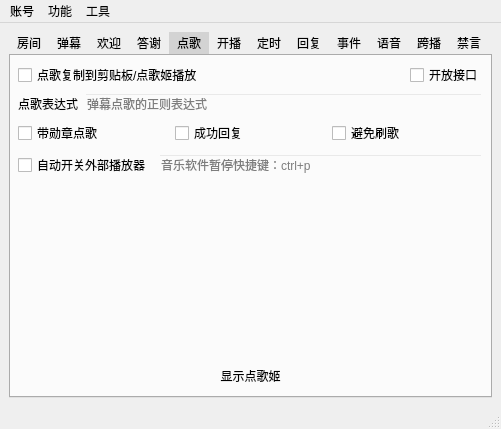
Qt form mainwindow.ui (iwxyi/Bilibili-MagicalDanmaku) before a commit.
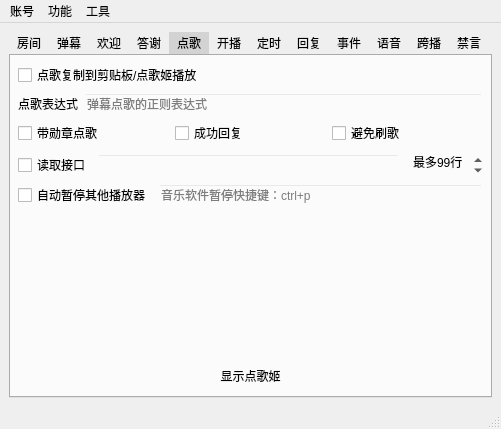
The same form after that commit. Icons and pictures are not drawn. Custom widgets are drawn as their Qt base class.

Diff of the .ui file:
```diff
--- a/mainwindow.ui
+++ b/mainwindow.ui
@@ -981,31 +981,14 @@
        </attribute>
        <layout class="QVBoxLayout" name="verticalLayout_9">
         <item>
-         <layout class="QHBoxLayout" name="horizontalLayout_45" stretch="1,0">
-          <property name="topMargin">
-           <number>0</number>
+         <widget class="QCheckBox" name="DiangeAutoCopyCheck">
+          <property name="toolTip">
+           <string>&lt;html&gt;&lt;head/&gt;&lt;body&gt;&lt;p&gt;点歌格式：点歌 歌名&lt;/p&gt;&lt;p&gt;如果已开启点歌姬，则自动点歌并播放&lt;/p&gt;&lt;p&gt;否则自动复制歌名到剪贴板&lt;/p&gt;&lt;/body&gt;&lt;/html&gt;</string>
           </property>
-          <item>
-           <widget class="QCheckBox" name="DiangeAutoCopyCheck">
-            <property name="toolTip">
-             <string>&lt;html&gt;&lt;head/&gt;&lt;body&gt;&lt;p&gt;点歌格式：点歌 歌名&lt;/p&gt;&lt;p&gt;如果已开启点歌姬，则自动点歌并播放&lt;/p&gt;&lt;p&gt;否则自动复制歌名到剪贴板&lt;/p&gt;&lt;/body&gt;&lt;/html&gt;</string>
-            </property>
-            <property name="text">
-             <string>点歌复制到剪贴板/点歌姬播放</string>
-            </property>
-           </widget>
-          </item>
-          <item>
-           <widget class="QCheckBox" name="orderSongsToFileCheck">
-            <property name="toolTip">
-             <string>&lt;html&gt;&lt;head/&gt;&lt;body&gt;&lt;p&gt;保存实时点歌列表至文件，供外界读取&lt;/p&gt;&lt;p&gt;路径：安装目录/www/music/songs.txt&lt;/p&gt;&lt;p&gt;OBS/直播姬可选择“文本—从文件读取”将列表显示在直播界面&lt;/p&gt;&lt;p&gt;&lt;br/&gt;&lt;/p&gt;&lt;/body&gt;&lt;/html&gt;</string>
-            </property>
-            <property name="text">
-             <string>开放接口</string>
-            </property>
-           </widget>
-          </item>
-         </layout>
+          <property name="text">
+           <string>点歌复制到剪贴板/点歌姬播放</string>
+          </property>
+         </widget>
         </item>
         <item>
          <layout class="QHBoxLayout" name="horizontalLayout_34">
@@ -1080,6 +1063,73 @@
           </item>
          </layout>
         </item>
+        <item>
+         <layout class="QHBoxLayout" name="horizontalLayout_45" stretch="0,0,0">
+          <property name="topMargin">
+           <number>0</number>
+          </property>
+          <item>
+           <widget class="QCheckBox" name="orderSongsToFileCheck">
+            <property name="toolTip">
+             <string>&lt;html&gt;&lt;head/&gt;&lt;body&gt;&lt;p&gt;保存实时点歌列表至文件，供外界读取&lt;/p&gt;&lt;p&gt;路径：安装目录/www/music/songs.txt&lt;/p&gt;&lt;p&gt;OBS/直播姬可选择“文本—从文件读取”将列表显示在直播界面&lt;/p&gt;&lt;p&gt;&lt;br/&gt;&lt;/p&gt;&lt;/body&gt;&lt;/html&gt;</string>
+            </property>
+            <property name="text">
+             <string>读取接口</string>
+            </property>
+           </widget>
+          </item>
+          <item>
+           <widget class="QLineEdit" name="orderSongsToFileFormatEdit">
+            <property name="toolTip">
+             <string>&lt;html&gt;&lt;head/&gt;&lt;body&gt;&lt;p&gt;支持变量：&lt;/p&gt;&lt;p&gt;{序号}、{歌名}、{歌手}、{用户}、{时长}、{专辑}&lt;/p&gt;&lt;/body&gt;&lt;/html&gt;</string>
+            </property>
+            <property name="styleSheet">
+             <string notr="true">QLineEdit
+{
+	background: transparent;
+}</string>
+            </property>
+           </widget>
+          </item>
+          <item>
+           <widget class="QSpinBox" name="orderSongsToFileMaxSpin">
+            <property name="contextMenuPolicy">
+             <enum>Qt::NoContextMenu</enum>
+            </property>
+            <property name="toolTip">
+             <string>&lt;html&gt;&lt;head/&gt;&lt;body&gt;&lt;p&gt;显示在列表中的最多数量（不影响实际点歌上限）&lt;/p&gt;&lt;/body&gt;&lt;/html&gt;</string>
+            </property>
+            <property name="styleSheet">
+             <string notr="true">QAbstractSpinBox
+{
+	background: transparent;
+}</string>
+            </property>
+            <property name="frame">
+             <bool>false</bool>
+            </property>
+            <property name="alignment">
+             <set>Qt::AlignCenter</set>
+            </property>
+            <property name="suffix">
+             <string>行</string>
+            </property>
+            <property name="prefix">
+             <string>最多</string>
+            </property>
+            <property name="minimum">
+             <number>1</number>
+            </property>
+            <property name="maximum">
+             <number>99</number>
+            </property>
+            <property name="value">
+             <number>99</number>
+            </property>
+           </widget>
+          </item>
+         </layout>
+        </item>
         <item>
          <layout class="QHBoxLayout" name="horizontalLayout_43">
           <property name="topMargin">
@@ -1091,7 +1141,7 @@
              <string>&lt;html&gt;&lt;head/&gt;&lt;body&gt;&lt;p&gt;点歌开始播放时，自动调用外部播放器（例如网易云）快捷键，使其自动暂停&lt;/p&gt;&lt;p&gt;点的所有歌曲都播放结束后，再次自动调用外部播放器快捷键，恢复其播放&lt;/p&gt;&lt;p&gt;无法判断播放状态，例如播放器没有播放时，会误让它播放&lt;/p&gt;&lt;/body&gt;&lt;/html&gt;</string>
             </property>
             <property name="text">
-             <string>自动开关外部播放器</string>
+             <string>自动暂停其他播放器</string>
             </property>
            </widget>
           </item>
```
